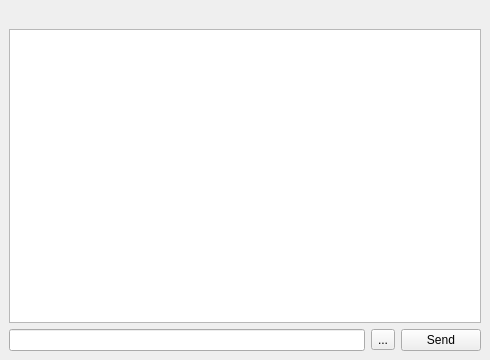
Qt form chatwidget.ui (xmpp-graveyard/jabbim) before a commit.
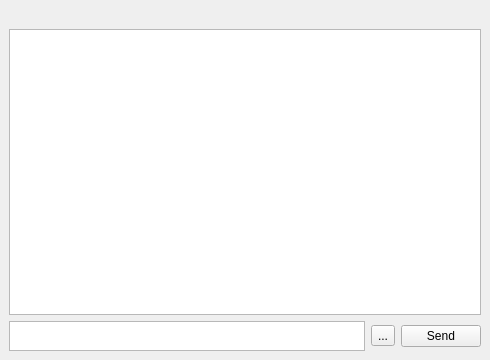
The same form after that commit. Icons and pictures are not drawn.

The edit to the form file:
```diff
--- a/chatwidget.ui
+++ b/chatwidget.ui
@@ -22,7 +22,57 @@
    <property name="spacing" >
     <number>6</number>
    </property>
-   <item row="0" column="0" >
+   <item row="2" column="0" >
+    <widget class="QTextEdit" name="line" >
+     <property name="maximumSize" >
+      <size>
+       <width>16777215</width>
+       <height>30</height>
+      </size>
+     </property>
+    </widget>
+   </item>
+   <item row="2" column="2" >
+    <widget class="QPushButton" name="sendButton" >
+     <property name="text" >
+      <string>Send</string>
+     </property>
+    </widget>
+   </item>
+   <item row="2" column="1" >
+    <widget class="QToolButton" name="smileys" >
+     <property name="text" >
+      <string>...</string>
+     </property>
+     <property name="icon" >
+      <iconset>images/22x22/emotes/biggrin.png</iconset>
+     </property>
+     <property name="checkable" >
+      <bool>true</bool>
+     </property>
+     <property name="popupMode" >
+      <enum>QToolButton::InstantPopup</enum>
+     </property>
+    </widget>
+   </item>
+   <item row="1" column="0" colspan="3" >
+    <layout class="QHBoxLayout" >
+     <property name="margin" >
+      <number>0</number>
+     </property>
+     <property name="spacing" >
+      <number>6</number>
+     </property>
+     <item>
+      <widget class="QTextEdit" name="textEdit" >
+       <property name="readOnly" >
+        <bool>true</bool>
+       </property>
+      </widget>
+     </item>
+    </layout>
+   </item>
+   <item row="0" column="0" colspan="3" >
     <layout class="QHBoxLayout" >
      <property name="margin" >
       <number>0</number>
@@ -52,63 +102,6 @@
      </item>
     </layout>
    </item>
-   <item row="1" column="0" >
-    <layout class="QHBoxLayout" >
-     <property name="margin" >
-      <number>0</number>
-     </property>
-     <property name="spacing" >
-      <number>6</number>
-     </property>
-     <item>
-      <widget class="QTextEdit" name="textEdit" >
-       <property name="readOnly" >
-        <bool>true</bool>
-       </property>
-      </widget>
-     </item>
-    </layout>
-   </item>
-   <item row="2" column="0" >
-    <layout class="QHBoxLayout" >
-     <property name="margin" >
-      <number>0</number>
-     </property>
-     <property name="spacing" >
-      <number>6</number>
-     </property>
-     <item>
-      <widget class="QLineEdit" name="line" >
-       <property name="acceptDrops" >
-        <bool>true</bool>
-       </property>
-      </widget>
-     </item>
-     <item>
-      <widget class="QToolButton" name="smileys" >
-       <property name="text" >
-        <string>...</string>
-       </property>
-       <property name="icon" >
-        <iconset>images/22x22/emotes/biggrin.png</iconset>
-       </property>
-       <property name="checkable" >
-        <bool>true</bool>
-       </property>
-       <property name="popupMode" >
-        <enum>QToolButton::InstantPopup</enum>
-       </property>
-      </widget>
-     </item>
-     <item>
-      <widget class="QPushButton" name="sendButton" >
-       <property name="text" >
-        <string>Send</string>
-       </property>
-      </widget>
-     </item>
-    </layout>
-   </item>
   </layout>
  </widget>
  <resources/>
```
